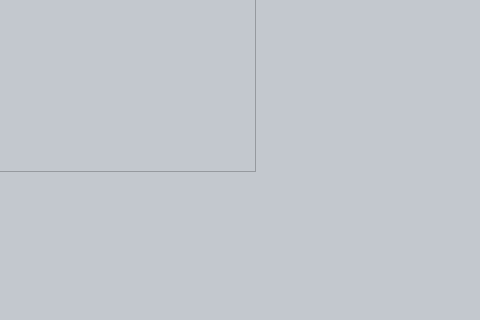
omahteu/botelegram, file UIs/numeros.ui: the form before one commit; both pictures show x 270 to 750 and y 130 to 450 of the 750 by 450 pixel window.
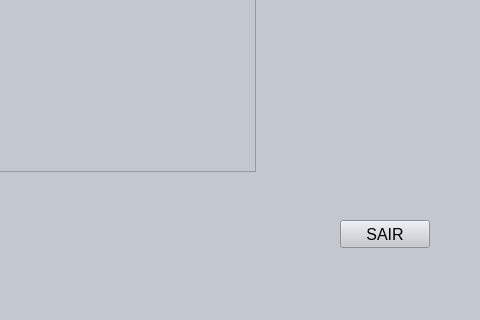
The form after the commit.

Commit message: Refatoração mais

```diff
--- a/UIs/numeros.ui
+++ b/UIs/numeros.ui
@@ -89,6 +89,24 @@
      </rect>
     </property>
    </widget>
+   <widget class="QPushButton" name="sair">
+    <property name="geometry">
+     <rect>
+      <x>610</x>
+      <y>350</y>
+      <width>90</width>
+      <height>28</height>
+     </rect>
+    </property>
+    <property name="font">
+     <font>
+      <pointsize>12</pointsize>
+     </font>
+    </property>
+    <property name="text">
+     <string>SAIR</string>
+    </property>
+   </widget>
   </widget>
   <widget class="QMenuBar" name="menubar">
    <property name="geometry">
```
The commit also changes 2 other files.
